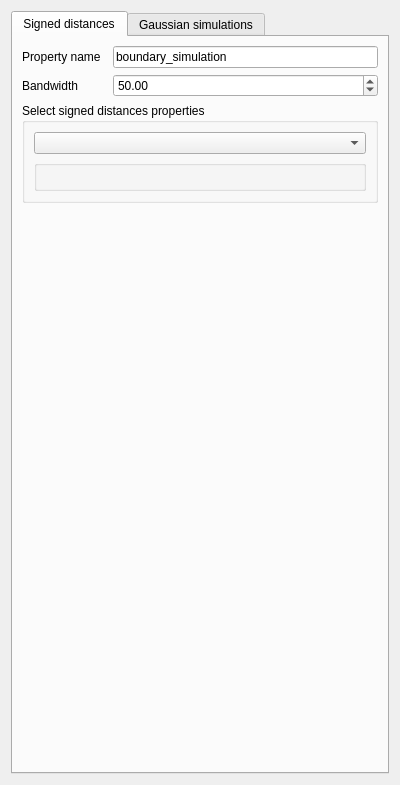
Above: ui/boundary_simulation.ui from robertorolo/LPM-Geomod_Suite before the change. Below: the same form after it.
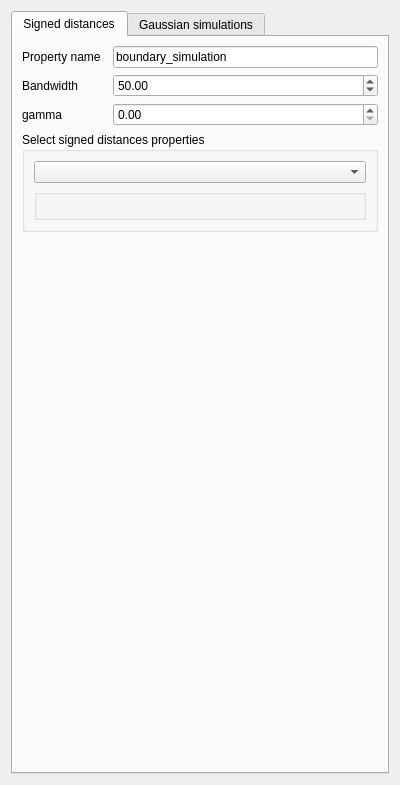
That is the form after the change. Custom widgets are drawn as their Qt base class.

Patch:
```diff
--- a/ui/boundary_simulation.ui
+++ b/ui/boundary_simulation.ui
@@ -50,7 +50,7 @@
          </property>
         </widget>
        </item>
-       <item row="2" column="0" colspan="3">
+       <item row="3" column="0" colspan="3">
         <widget class="QGroupBox" name="groupBox_2">
          <property name="title">
           <string>Select signed distances properties</string>
@@ -79,7 +79,7 @@
          </layout>
         </widget>
        </item>
-       <item row="4" column="2">
+       <item row="5" column="2">
         <spacer name="verticalSpacer">
          <property name="orientation">
           <enum>Qt::Vertical</enum>
@@ -109,6 +109,16 @@
          </property>
         </widget>
        </item>
+       <item row="2" column="2">
+        <widget class="QDoubleSpinBox" name="doubleSpinBox_2"/>
+       </item>
+       <item row="2" column="0">
+        <widget class="QLabel" name="label_3">
+         <property name="text">
+          <string>gamma</string>
+         </property>
+        </widget>
+       </item>
       </layout>
      </widget>
      <widget class="QWidget" name="tab2">
```
